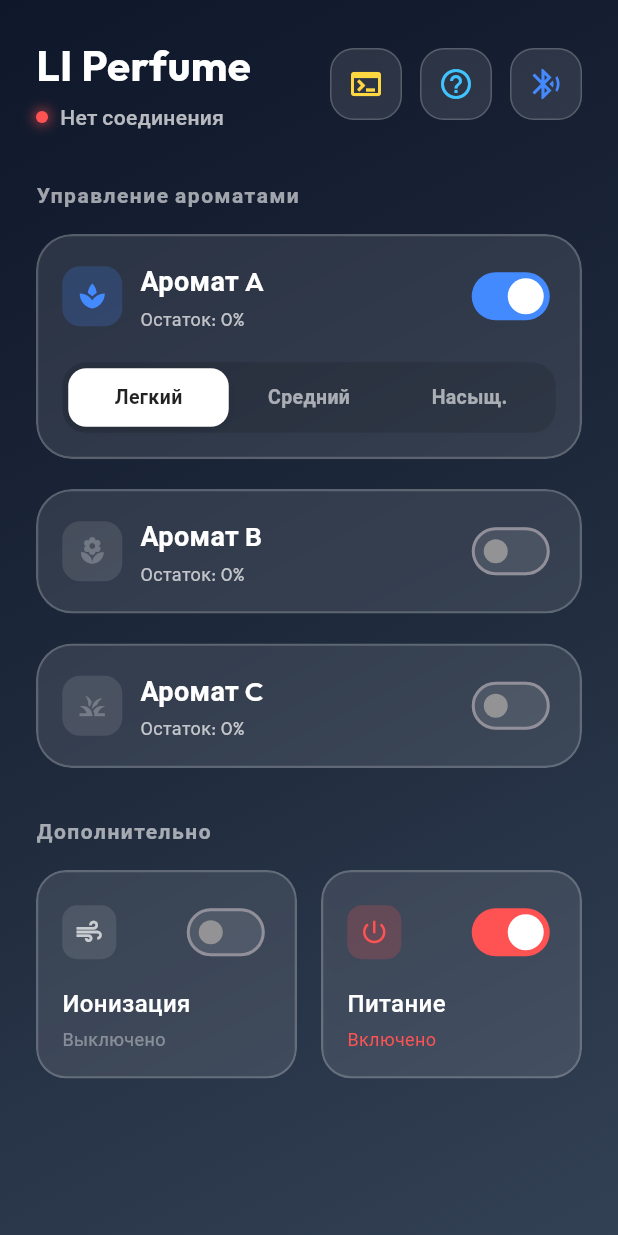
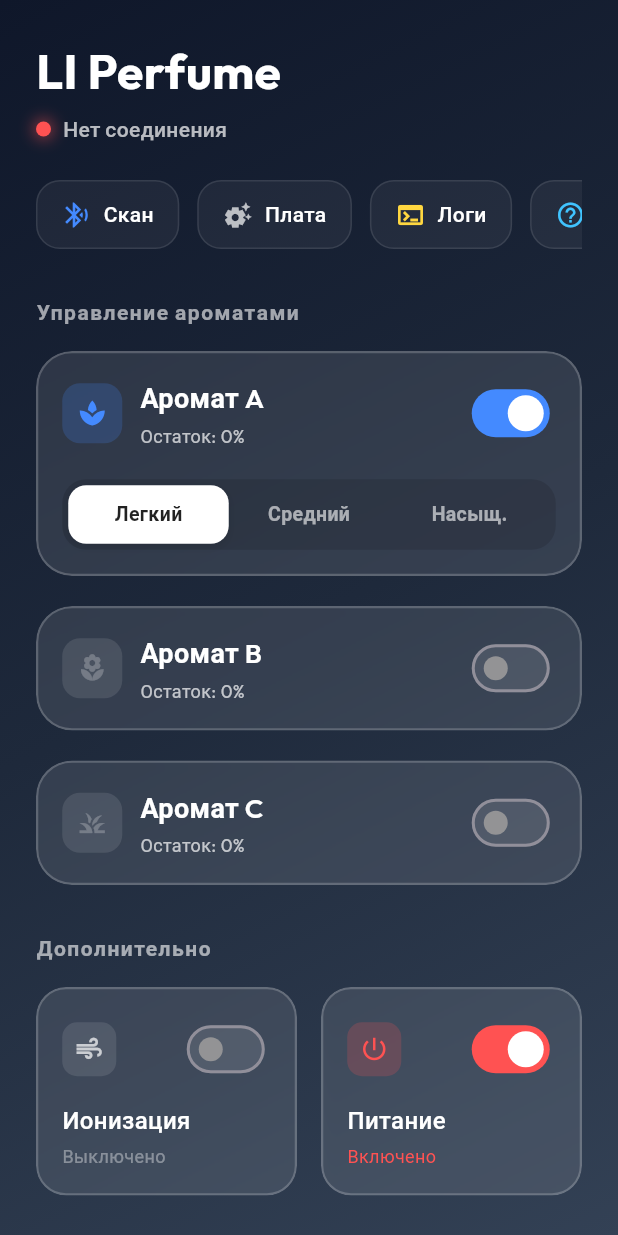
Before and after one commit to seoeaa/perfume_control_flutter, a Flutter app: the screen it shows after launch, on a phone screen of 412 x 824 dp. Run offline on Flutter 3.47's test engine with Material 3 defaults, Android fonts, the phone set to English and light mode, and no system bars; our stand-ins replace flutter_blue_plus, google_fonts, permission_handler; accounts and stored records are empty; network calls fail.

```diff
--- a/lib/ui/dashboard_screen.dart
+++ b/lib/ui/dashboard_screen.dart
@@ -5,6 +5,7 @@ import 'package:google_fonts/google_fonts.dart';
 import '../providers/bluetooth_provider.dart';
 import 'widgets/glass_card.dart';
 import 'support_screen.dart';
+import '../ble/device_profile.dart';
 
 class DashboardScreen extends StatelessWidget {
   const DashboardScreen({super.key});
@@ -49,16 +50,16 @@ class DashboardScreen extends StatelessWidget {
                             'LI Perfume',
                             style: GoogleFonts.outfit(
                               color: Colors.white,
-                              fontSize: 28,
+                              fontSize: 32,
                               fontWeight: FontWeight.bold,
                             ),
                           ),
-                          const SizedBox(height: 4),
+                          const SizedBox(height: 6),
                           Row(
                             children: [
                               Container(
-                                width: 8,
-                                height: 8,
+                                width: 10,
+                                height: 10,
                                 decoration: BoxDecoration(
                                   color: bluetoothProvider.isConnected
                                       ? Colors.greenAccent
@@ -69,8 +70,8 @@ class DashboardScreen extends StatelessWidget {
                                       color: (bluetoothProvider.isConnected
                                               ? Colors.greenAccent
                                               : Colors.redAccent)
-                                          .withOpacity(0.5),
-                                      blurRadius: 6,
+                                          .withValues(alpha: 0.5),
+                                      blurRadius: 8,
                                       spreadRadius: 2,
                                     ),
                                   ],
@@ -91,28 +92,48 @@ class DashboardScreen extends StatelessWidget {
                           ),
                         ],
                       ),
-                      Row(
+                    ],
+                  ),
+
+                  const SizedBox(height: 24),
+
+                  // New Utility Row
+                  SingleChildScrollView(
+                    scrollDirection: Axis.horizontal,
+                    child: Row(
                       children: [
-                          GestureDetector(
-                            onTap: () => _showLogConsole(context),
-                            child: Container(
-                              width: 48,
-                              height: 48,
-                              decoration: BoxDecoration(
-                                color: Colors.white.withOpacity(0.1),
-                                borderRadius: BorderRadius.circular(16),
-                                border: Border.all(
-                                  color: Colors.white.withOpacity(0.2),
-                                ),
-                              ),
-                              child: const Icon(
-                                Icons.terminal,
-                                color: Colors.amberAccent,
-                              ),
-                            ),
+                        _buildUtilityButton(
+                          context,
+                          icon: Icons.bluetooth_searching,
+                          label: 'Скан',
+                          color: Colors.blueAccent,
+                          onTap: () {
+                            bluetoothProvider.scanAndConnect();
+                            _showDevicePicker(context, bluetoothProvider);
+                          },
                         ),
                         const SizedBox(width: 12),
-                          GestureDetector(
+                        _buildUtilityButton(
+                          context,
+                          icon: Icons.settings_suggest,
+                          label: 'Плата',
+                          color: Colors.white70,
+                          onTap: () => _showProtocolDialog(context, bluetoothProvider),
+                        ),
+                        const SizedBox(width: 12),
+                        _buildUtilityButton(
+                          context,
+                          icon: Icons.terminal,
+                          label: 'Логи',
+                          color: Colors.amberAccent,
+                          onTap: () => _showLogConsole(context),
+                        ),
+                        const SizedBox(width: 12),
+                        _buildUtilityButton(
+                          context,
+                          icon: Icons.help_outline,
+                          label: 'Инфо',
+                          color: Colors.lightBlueAccent,
                           onTap: () {
                             Navigator.push(
                               context,
@@ -121,47 +142,9 @@ class DashboardScreen extends StatelessWidget {
                               ),
                             );
                           },
-                            child: Container(
-                              width: 48,
-                              height: 48,
-                              decoration: BoxDecoration(
-                                color: Colors.white.withOpacity(0.1),
-                                borderRadius: BorderRadius.circular(16),
-                                border: Border.all(
-                                  color: Colors.white.withOpacity(0.2),
-                                ),
-                              ),
-                              child: const Icon(
-                                Icons.help_outline,
-                                color: Colors.lightBlueAccent,
-                              ),
-                            ),
-                          ),
-                          const SizedBox(width: 12),
-                          GestureDetector(
-                            onTap: () {
-                              bluetoothProvider.scanAndConnect();
-                              _showDevicePicker(context, bluetoothProvider);
-                            },
-                            child: Container(
-                              width: 48,
-                              height: 48,
-                              decoration: BoxDecoration(
-                                color: Colors.white.withOpacity(0.1),
-                                borderRadius: BorderRadius.circular(16),
-                                border: Border.all(
-                                  color: Colors.white.withOpacity(0.2),
-                                ),
-                              ),
-                              child: const Icon(
-                                Icons.bluetooth_searching,
-                                color: Colors.blueAccent,
-                              ),
-                            ),
                         ),
                       ],
                     ),
-                    ],
                   ),
 
                   const SizedBox(height: 32),
@@ -465,6 +448,129 @@ class DashboardScreen extends StatelessWidget {
     );
   }
 
+
+  void _showProtocolDialog(BuildContext context, BluetoothProvider provider) {
+    showDialog(
+      context: context,
+      builder: (context) {
+        return AlertDialog(
+          backgroundColor: const Color(0xFF1E293B),
+          shape: RoundedRectangleBorder(borderRadius: BorderRadius.circular(20)),
+          title: Text(
+            'Настройка платы',
+            style: GoogleFonts.outfit(color: Colors.white, fontWeight: FontWeight.bold),
+          ),
+          content: Column(
+            mainAxisSize: MainAxisSize.min,
+            children: [
+              _protocolOption(
+                context,
+                provider,
+                title: 'Авто-определение',
+                subtitle: 'Рекомендуется',
+                type: null,
+              ),
+              const Divider(color: Colors.white10),
+              _protocolOption(
+                context,
+                provider,
+                title: 'Тип 1 (7E)',
+                subtitle: 'Стандарт (свежие платы)',
+                type: ProtocolType.a,
+              ),
+              const Divider(color: Colors.white10),
+              _protocolOption(
+                context,
+                provider,
+                title: 'Тип 2 (A5 / 55)',
+                subtitle: 'Fresh Air / Aromely',
+                type: ProtocolType.b,
+              ),
+              const Divider(color: Colors.white10),
+              _protocolOption(
+                context,
+                provider,
+                title: 'Тип 3 (AA 55)',
+                subtitle: 'Специфичная плата',
+                type: ProtocolType.c,
+              ),
+            ],
+          ),
+          actions: [
+            TextButton(
+              onPressed: () => Navigator.pop(context),
+              child: Text('Закрыть', style: GoogleFonts.outfit(color: Colors.white70)),
+            ),
+          ],
+        );
+      },
+    );
+  }
+
+  Widget _protocolOption(
+    BuildContext context,
+    BluetoothProvider provider, {
+    required String title,
+    required String subtitle,
+    required ProtocolType? type,
+  }) {
+    final isSelected = provider.manualProtocol == type;
+    return ListTile(
+      onTap: () {
+        provider.setManualProtocol(type);
+        Navigator.pop(context);
+      },
+      title: Text(
+        title,
+        style: GoogleFonts.outfit(
+          color: isSelected ? Colors.greenAccent : Colors.white,
+          fontWeight: isSelected ? FontWeight.bold : FontWeight.normal,
+        ),
+      ),
+      subtitle: Text(
+        subtitle,
+        style: GoogleFonts.outfit(color: Colors.white60, fontSize: 12),
+      ),
+      trailing: isSelected ? const Icon(Icons.check_circle, color: Colors.greenAccent) : null,
+    );
+  }
+
+  Widget _buildUtilityButton(
+    BuildContext context, {
+    required IconData icon,
+    required String label,
+    required Color color,
+    required VoidCallback onTap,
+  }) {
+    return GestureDetector(
+      onTap: onTap,
+      child: Container(
+        padding: const EdgeInsets.symmetric(horizontal: 16, vertical: 12),
+        decoration: BoxDecoration(
+          color: Colors.white.withValues(alpha: 0.05),
+          borderRadius: BorderRadius.circular(16),
+          border: Border.all(
+            color: Colors.white.withValues(alpha: 0.1),
+          ),
+        ),
+        child: Row(
+          children: [
+            Icon(icon, color: color, size: 20),
+            const SizedBox(width: 8),
+            Text(
+              label,
+              style: GoogleFonts.outfit(
+                color: Colors.white,
+                fontSize: 14,
+                fontWeight: FontWeight.w500,
+              ),
+            ),
+          ],
+        ),
+      ),
+    );
+  }
+
   void _showLogConsole(BuildContext context) {
     showModalBottomSheet(
       context: context,
```
Also changed, not shown: lib/ble/device_profile.dart (+16 -10 lines), lib/logic/protocol_handler.dart (+55 -8 lines), lib/providers/bluetooth_provider.dart (+48 -20 lines), lib/services/ble_service.dart (+34 -9 lines). Lines whose indentation alone changed are shown as unchanged.
